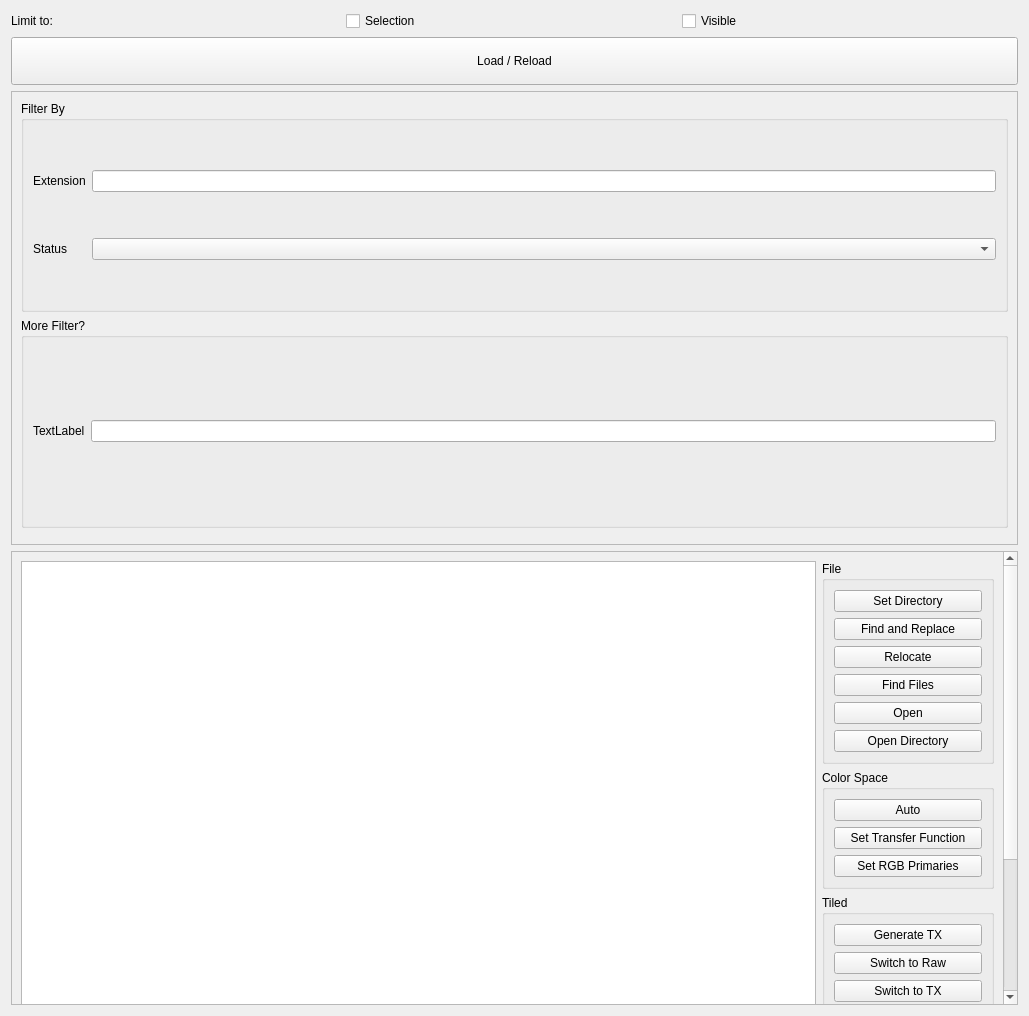
The window that nodemanager/ui/manager_widget.ui (beatreichenbach/node-manager) describes before a commit, drawn with Qt 5.
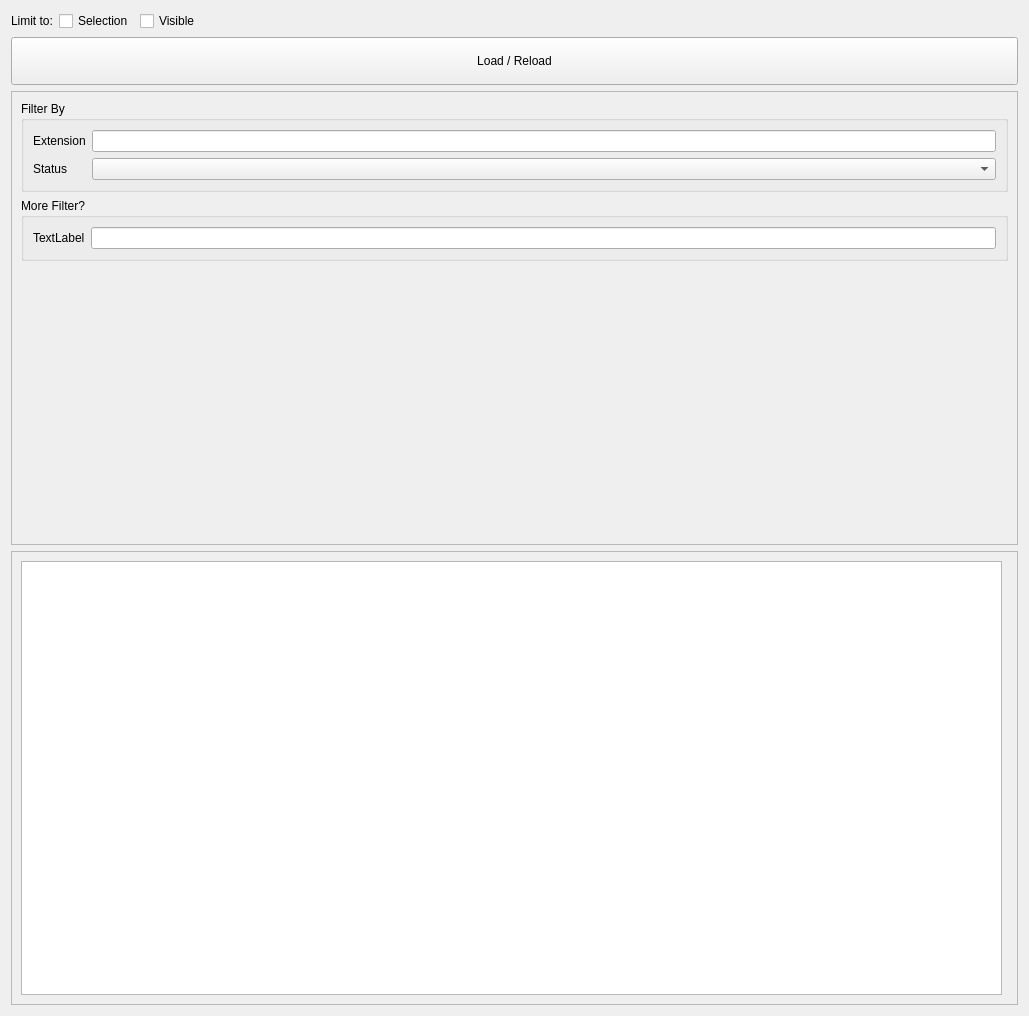
The same window after the commit.

```diff
--- a/nodemanager/ui/manager_widget.ui
+++ b/nodemanager/ui/manager_widget.ui
@@ -42,6 +42,12 @@
        <property name="orientation">
         <enum>Qt::Horizontal</enum>
        </property>
+       <property name="sizeHint" stdset="0">
+        <size>
+         <width>0</width>
+         <height>0</height>
+        </size>
+       </property>
       </spacer>
      </item>
     </layout>
@@ -130,6 +136,12 @@
          <property name="orientation">
           <enum>Qt::Vertical</enum>
          </property>
+         <property name="sizeHint" stdset="0">
+          <size>
+           <width>0</width>
+           <height>0</height>
+          </size>
+         </property>
         </spacer>
        </item>
       </layout>
@@ -149,8 +161,8 @@
        <rect>
         <x>0</x>
         <y>0</y>
-        <width>992</width>
-        <height>645</height>
+        <width>1009</width>
+        <height>454</height>
        </rect>
       </property>
       <layout class="QHBoxLayout" name="list_lay">
@@ -158,176 +170,7 @@
         <widget class="QTableView" name="nodes_view"/>
        </item>
        <item>
-        <layout class="QVBoxLayout" name="actions_lay">
-         <item>
-          <widget class="QGroupBox" name="groupBox">
-           <property name="title">
-            <string>File</string>
-           </property>
-           <layout class="QVBoxLayout" name="verticalLayout_5">
-            <item>
-             <widget class="QPushButton" name="pushButton_2">
-              <property name="text">
-               <string>Set Directory</string>
-              </property>
-             </widget>
-            </item>
-            <item>
-             <widget class="QPushButton" name="pushButton_3">
-              <property name="text">
-               <string>Find and Replace</string>
-              </property>
-             </widget>
-            </item>
-            <item>
-             <widget class="QPushButton" name="pushButton_8">
-              <property name="text">
-               <string>Relocate</string>
-              </property>
-             </widget>
-            </item>
-            <item>
-             <widget class="QPushButton" name="pushButton_13">
-              <property name="text">
-               <string>Find Files</string>
-              </property>
-             </widget>
-            </item>
-            <item>
-             <widget class="QPushButton" name="pushButton_17">
-              <property name="text">
-               <string>Open</string>
-              </property>
-             </widget>
-            </item>
-            <item>
-             <widget class="QPushButton" name="pushButton_16">
-              <property name="text">
-               <string>Open Directory</string>
-              </property>
-             </widget>
-            </item>
-           </layout>
-          </widget>
-         </item>
-         <item>
-          <widget class="QGroupBox" name="groupBox_4">
-           <property name="title">
-            <string>Color Space</string>
-           </property>
-           <layout class="QVBoxLayout" name="verticalLayout_4">
-            <item>
-             <widget class="QPushButton" name="pushButton_4">
-              <property name="text">
-               <string>Auto</string>
-              </property>
-             </widget>
-            </item>
-            <item>
-             <widget class="QPushButton" name="pushButton_5">
-              <property name="text">
-               <string>Set Transfer Function</string>
-              </property>
-             </widget>
-            </item>
-            <item>
-             <widget class="QPushButton" name="pushButton_6">
-              <property name="text">
-               <string>Set RGB Primaries</string>
-              </property>
-             </widget>
-            </item>
-           </layout>
-          </widget>
-         </item>
-         <item>
-          <widget class="QGroupBox" name="groupBox_3">
-           <property name="title">
-            <string>Tiled</string>
-           </property>
-           <layout class="QVBoxLayout" name="verticalLayout_3">
-            <item>
-             <widget class="QPushButton" name="pushButton_11">
-              <property name="text">
-               <string>Generate TX</string>
-              </property>
-             </widget>
-            </item>
-            <item>
-             <widget class="QPushButton" name="pushButton_10">
-              <property name="text">
-               <string>Switch to Raw</string>
-              </property>
-             </widget>
-            </item>
-            <item>
-             <widget class="QPushButton" name="pushButton_9">
-              <property name="text">
-               <string>Switch to TX</string>
-              </property>
-             </widget>
-            </item>
-           </layout>
-          </widget>
-         </item>
-         <item>
-          <widget class="QGroupBox" name="groupBox_2">
-           <property name="title">
-            <string>Node</string>
-           </property>
-           <layout class="QVBoxLayout" name="verticalLayout_6">
-            <item>
-             <widget class="QPushButton" name="pushButton_7">
-              <property name="text">
-               <string>Set Parameters</string>
-              </property>
-             </widget>
-            </item>
-            <item>
-             <widget class="QPushButton" name="pushButton_12">
-              <property name="text">
-               <string>Convert...</string>
-              </property>
-             </widget>
-            </item>
-            <item>
-             <widget class="QPushButton" name="pushButton_14">
-              <property name="text">
-               <string>Remove Selected</string>
-              </property>
-             </widget>
-            </item>
-            <item>
-             <widget class="QPushButton" name="pushButton_15">
-              <property name="text">
-               <string>Show Selected</string>
-              </property>
-             </widget>
-            </item>
-            <item>
-             <widget class="QPushButton" name="pushButton_18">
-              <property name="text">
-               <string>Select Dependent Objects</string>
-              </property>
-             </widget>
-            </item>
-           </layout>
-          </widget>
-         </item>
-         <item>
-          <spacer name="spacer">
-           <property name="orientation">
-            <enum>Qt::Vertical</enum>
-           </property>
-           <property name="sizeHint" stdset="0">
-            <size>
-             <width>20</width>
-             <height>40</height>
-            </size>
-           </property>
-          </spacer>
-         </item>
-        </layout>
+        <widget class="QWidget" name="action_widget" native="true"/>
        </item>
       </layout>
      </widget>
```
